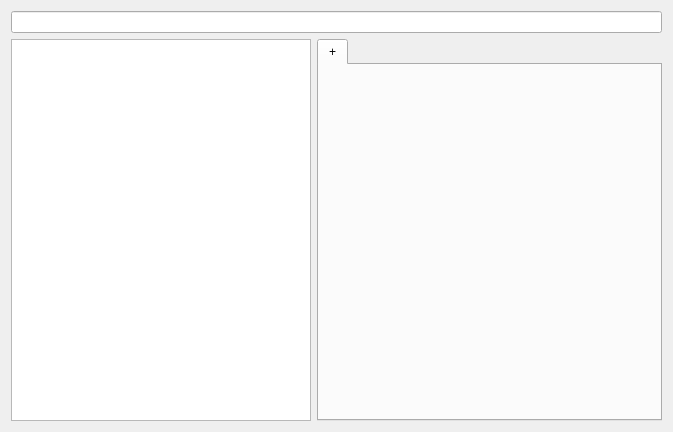
yca/myscholar, file mybrowser.ui: the form before one commit.
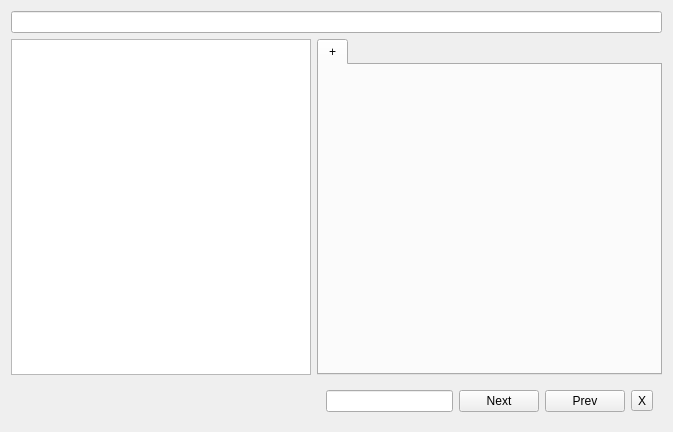
The form after the commit.

Commit message:
Add new features to browser.
* Searching is implemented.
* Manual tab addition is implemented.
* Tab closing implemented.

The edit to the form file:
```diff
--- a/mybrowser.ui
+++ b/mybrowser.ui
@@ -45,6 +45,42 @@
    <item row="0" column="0" colspan="2">
     <widget class="QLineEdit" name="lineAddressBar"/>
    </item>
+   <item row="2" column="1">
+    <widget class="QFrame" name="frameSearch">
+     <property name="frameShape">
+      <enum>QFrame::NoFrame</enum>
+     </property>
+     <property name="frameShadow">
+      <enum>QFrame::Raised</enum>
+     </property>
+     <layout class="QHBoxLayout" name="horizontalLayout">
+      <item>
+       <widget class="QLineEdit" name="lineSearch"/>
+      </item>
+      <item>
+       <widget class="QPushButton" name="pushSearchNext">
+        <property name="text">
+         <string>Next</string>
+        </property>
+       </widget>
+      </item>
+      <item>
+       <widget class="QPushButton" name="pushSearchPrev">
+        <property name="text">
+         <string>Prev</string>
+        </property>
+       </widget>
+      </item>
+      <item>
+       <widget class="QToolButton" name="toolSearchClose">
+        <property name="text">
+         <string>X</string>
+        </property>
+       </widget>
+      </item>
+     </layout>
+    </widget>
+   </item>
   </layout>
  </widget>
  <resources/>
```
The commit also changes 2 other files.
